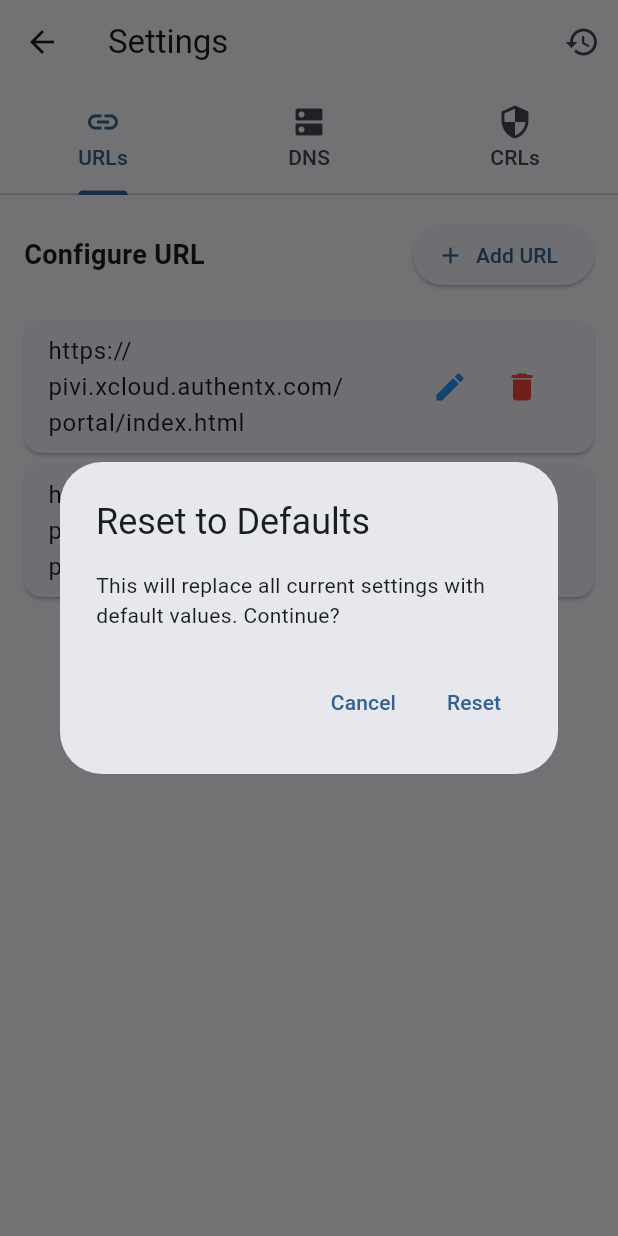
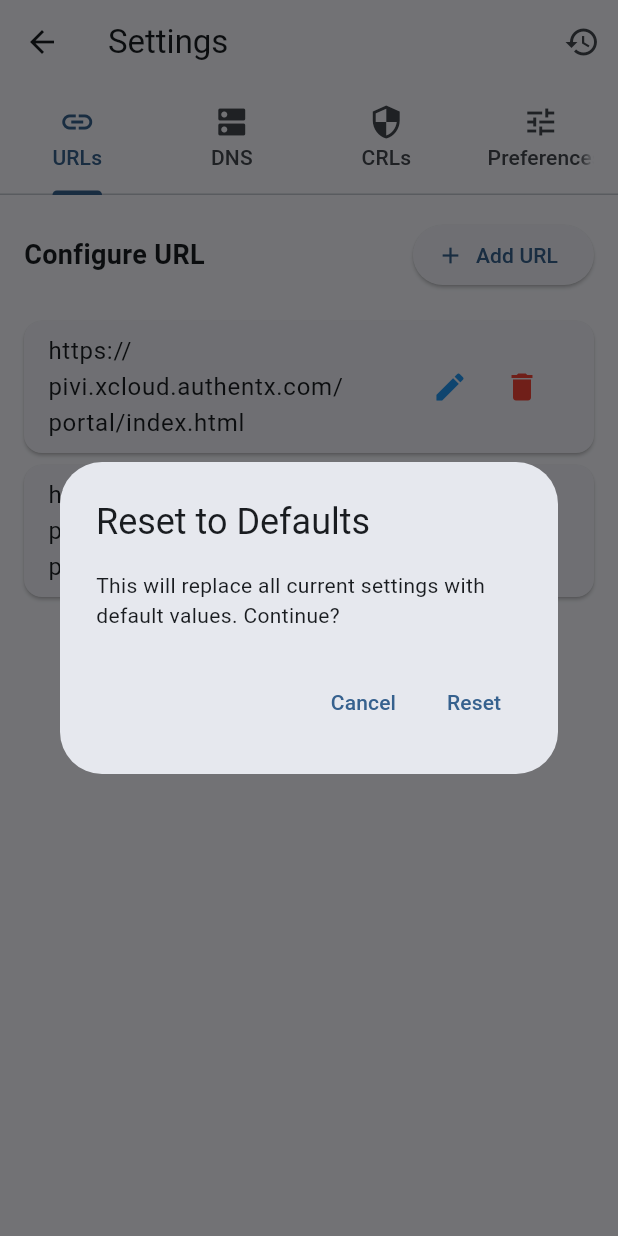
Before and after one commit to jgoodloe/MobileMonitor, a Flutter app: the SettingsScreen screen opened directly, after a tap on the "restore" icon, on a phone screen of 412 x 824 dp. Run offline on Flutter 3.47's test engine with Material 3 defaults, Android fonts, the phone set to English and light mode, and no system bars; our stand-ins replace dio, shared_preferences; missing offline and left inert: asn1lib; accounts and stored records are empty; network calls fail.

Commit message:
Add Preferences Tab to Settings Screen and Implement Revoked Certificates Count Setting
- Introduced a new Preferences tab in the Settings screen.
- Added a switch to enable/disable counting revoked certificates.
- Updated ConfigurationManager to handle the new setting for counting revoked certificates.
- Modified CrlVerifier to respect the revoked certificates counting setting during CRL parsing.

```diff
--- a/lib/screens/settings_screen.dart
+++ b/lib/screens/settings_screen.dart
@@ -16,11 +16,12 @@ class _SettingsScreenState extends State<SettingsScreen>
   List<String> _urls = [];
   List<String> _dnsHosts = [];
   List<String> _crlUrls = [];
+  bool _countRevokedCertificates = true;
 
   @override
   void initState() {
     super.initState();
-    _tabController = TabController(length: 3, vsync: this);
+    _tabController = TabController(length: 4, vsync: this);
     _loadConfiguration();
   }
 
@@ -34,11 +35,13 @@ class _SettingsScreenState extends State<SettingsScreen>
     final urls = await _configManager.getUrls();
     final dnsHosts = await _configManager.getDnsHosts();
     final crlUrls = await _configManager.getCrlUrls();
+    final countRevoked = await _configManager.getCountRevokedCertificates();
 
     setState(() {
       _urls = List.from(urls);
       _dnsHosts = List.from(dnsHosts);
       _crlUrls = List.from(crlUrls);
+      _countRevokedCertificates = countRevoked;
     });
   }
 
@@ -66,6 +69,15 @@ class _SettingsScreenState extends State<SettingsScreen>
       ScaffoldMessenger.of(
         context,
       ).showSnackBar(const SnackBar(content: Text('CRL URLs saved')));
+    }
+  }
+
+  Future<void> _saveCountRevokedCertificates() async {
+    await _configManager.setCountRevokedCertificates(_countRevokedCertificates);
+    if (mounted) {
+      ScaffoldMessenger.of(
+        context,
+      ).showSnackBar(const SnackBar(content: Text('Preferences saved')));
     }
   }
 
@@ -263,6 +275,7 @@ class _SettingsScreenState extends State<SettingsScreen>
             Tab(text: 'URLs', icon: Icon(Icons.link)),
             Tab(text: 'DNS', icon: Icon(Icons.dns)),
             Tab(text: 'CRLs', icon: Icon(Icons.security)),
+            Tab(text: 'Preferences', icon: Icon(Icons.tune)),
           ],
         ),
         actions: [
@@ -335,8 +348,32 @@ class _SettingsScreenState extends State<SettingsScreen>
             (index, newValue) => _crlUrls[index] = newValue,
             _saveCrlUrls,
           ),
+          _buildPreferencesTab(),
         ],
       ),
     );
   }
+
+  Widget _buildPreferencesTab() {
+    return ListView(
+      padding: const EdgeInsets.all(16),
+      children: [
+        Card(
+          child: SwitchListTile(
+            title: const Text('Count Revoked Certificates'),
+            subtitle: const Text(
+              'Disable to speed up CRL processing by skipping certificate counting',
+            ),
+            value: _countRevokedCertificates,
+            onChanged: (value) {
+              setState(() {
+                _countRevokedCertificates = value;
+              });
+              _saveCountRevokedCertificates();
+            },
+          ),
+        ),
+      ],
+    );
+  }
 }
--- a/lib/services/configuration_manager.dart
+++ b/lib/services/configuration_manager.dart
@@ -4,6 +4,7 @@ class ConfigurationManager {
   static const String _urlsKey = 'monitor_urls';
   static const String _dnsHostsKey = 'monitor_dns_hosts';
   static const String _crlUrlsKey = 'monitor_crl_urls';
+  static const String _countRevokedCertificatesKey = 'monitor_count_revoked_certificates';
 
   // Default values from the original app
   static const List<String> _defaultUrls = [
@@ -65,9 +66,21 @@ class ConfigurationManager {
     await prefs.setStringList(_crlUrlsKey, urls);
   }
 
+  Future<bool> getCountRevokedCertificates() async {
+    final prefs = await _getPrefs();
+    // Default to true to maintain current behavior
+    return prefs.getBool(_countRevokedCertificatesKey) ?? true;
+  }
+
+  Future<void> setCountRevokedCertificates(bool value) async {
+    final prefs = await _getPrefs();
+    await prefs.setBool(_countRevokedCertificatesKey, value);
+  }
+
   Future<void> resetToDefaults() async {
     await setUrls(_defaultUrls);
     await setDnsHosts(_defaultDnsHosts);
     await setCrlUrls(_defaultCrlUrls);
+    await setCountRevokedCertificates(true);
   }
 }
```
Also changed, not shown: lib/services/crl_verifier.dart (+28 -3 lines).
